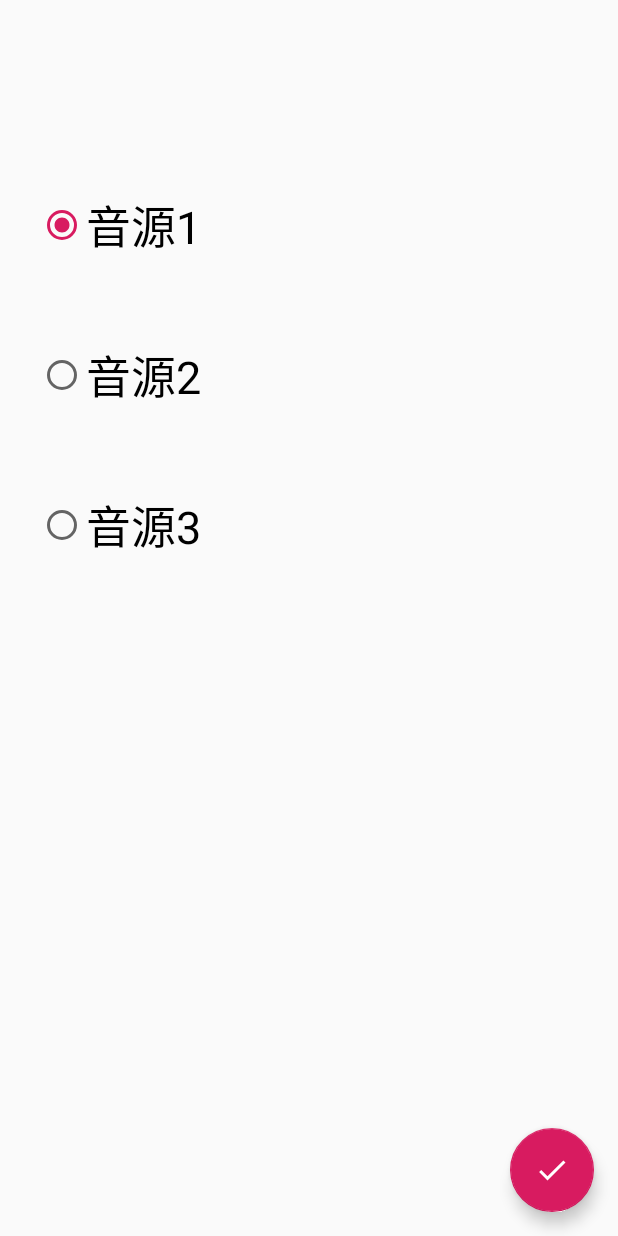
After one commit to akkoIA/Sensor, an Android app: the MusicActivity screen opened directly, with no data from a screen before it, on a phone screen of 412 x 824 dp. The commit adds this screen. Run offline under Robolectric (Android 15) with nearby library versions, the phone set to English and light mode, and no system bars.

Commit message:
音源画面完成

```diff
--- a/app/build.gradle
+++ b/app/build.gradle
@@ -25,10 +25,11 @@ android {
 
 dependencies {
     implementation fileTree(dir: 'libs', include: ['*.jar'])
-    implementation"org.jetbrains.kotlin:kotlin-stdlib-jdk7:$kotlin_version"
+    implementation "org.jetbrains.kotlin:kotlin-stdlib-jdk7:$kotlin_version"
     implementation 'androidx.appcompat:appcompat:1.0.2'
     implementation 'androidx.core:core-ktx:1.0.2'
     implementation 'androidx.constraintlayout:constraintlayout:1.1.3'
+    implementation 'com.google.android.material:material:1.0.0'
     testImplementation 'junit:junit:4.12'
     androidTestImplementation 'androidx.test:runner:1.1.1'
     androidTestImplementation 'androidx.test.espresso:espresso-core:3.1.1'
--- a/app/src/main/AndroidManifest.xml
+++ b/app/src/main/AndroidManifest.xml
@@ -9,6 +9,10 @@
         android:roundIcon="@mipmap/ic_launcher_round"
         android:supportsRtl="true"
         android:theme="@style/AppTheme">
+        <activity
+            android:name=".MusicActivity"
+            android:label="@string/title_activity_music"
+            android:theme="@style/AppTheme.NoActionBar"></activity>
         <activity android:name=".MainActivity">
             <intent-filter>
                 <action android:name="android.intent.action.MAIN" />
--- /dev/null
+++ b/app/src/main/java/com/example/sensor/MusicActivity.kt
@@ -0,0 +1,12 @@
+package com.example.sensor
+
+import androidx.appcompat.app.AppCompatActivity
+import android.os.Bundle
+
+class MusicActivity : AppCompatActivity() {
+
+    override fun onCreate(savedInstanceState: Bundle?) {
+        super.onCreate(savedInstanceState)
+        setContentView(R.layout.activity_music)
+    }
+}
--- /dev/null
+++ b/app/src/main/res/drawable/ic_check_black_24dp.xml
@@ -0,0 +1,5 @@
+<vector android:height="24dp" android:tint="#FFFFFF"
+    android:viewportHeight="24.0" android:viewportWidth="24.0"
+    android:width="24dp" xmlns:android="http://schemas.android.com/apk/res/android">
+    <path android:fillColor="#FF000000" android:pathData="M9,16.17L4.83,12l-1.42,1.41L9,19 21,7l-1.41,-1.41z"/>
+</vector>
--- /dev/null
+++ b/app/src/main/res/layout/activity_music.xml
@@ -0,0 +1,53 @@
+<?xml version="1.0" encoding="utf-8"?>
+<androidx.constraintlayout.widget.ConstraintLayout xmlns:android="http://schemas.android.com/apk/res/android"
+    xmlns:app="http://schemas.android.com/apk/res-auto"
+    xmlns:tools="http://schemas.android.com/tools"
+    android:layout_width="match_parent"
+    android:layout_height="match_parent"
+    tools:context=".MusicActivity">
+
+    <com.google.android.material.floatingactionbutton.FloatingActionButton
+        android:id="@+id/floatingActionButton4"
+        android:layout_width="wrap_content"
+        android:layout_height="wrap_content"
+        android:layout_marginEnd="16dp"
+        android:layout_marginRight="16dp"
+        android:layout_marginBottom="16dp"
+        android:clickable="true"
+        app:layout_constraintBottom_toBottomOf="parent"
+        app:layout_constraintEnd_toEndOf="parent"
+        app:srcCompat="@drawable/ic_check_black_24dp" />
+
+    <RadioGroup
+        android:layout_width="300dp"
+        android:layout_height="300dp"
+        android:layout_marginStart="25dp"
+        android:layout_marginLeft="25dp"
+        android:layout_marginTop="100dp"
+        app:layout_constraintStart_toStartOf="parent"
+        app:layout_constraintTop_toTopOf="parent">
+
+        <RadioButton
+            android:id="@+id/radioButton"
+            android:layout_width="match_parent"
+            android:layout_height="100dp"
+            android:checked="true"
+            android:text="音源1"
+            android:textSize="30sp" />
+
+        <RadioButton
+            android:id="@+id/radioButton2"
+            android:layout_width="match_parent"
+            android:layout_height="100dp"
+            android:text="音源2"
+            android:textSize="30sp" />
+
+        <RadioButton
+            android:id="@+id/radioButton3"
+            android:layout_width="match_parent"
+            android:layout_height="100dp"
+            android:text="音源3"
+            android:textSize="30sp" />
+    </RadioGroup>
+
+</androidx.constraintlayout.widget.ConstraintLayout>
--- /dev/null
+++ b/app/src/main/res/values/dimens.xml
@@ -0,0 +1,3 @@
+<resources>
+    <dimen name="fab_margin">16dp</dimen>
+</resources>
--- a/app/src/main/res/values/strings.xml
+++ b/app/src/main/res/values/strings.xml
@@ -1,3 +1,4 @@
 <resources>
     <string name="app_name">Sensor</string>
+    <string name="title_activity_music">MusicActivity</string>
 </resources>
--- a/app/src/main/res/values/styles.xml
+++ b/app/src/main/res/values/styles.xml
@@ -8,4 +8,13 @@
         <item name="colorAccent">@color/colorAccent</item>
     </style>
 
+    <style name="AppTheme.NoActionBar">
+        <item name="windowActionBar">false</item>
+        <item name="windowNoTitle">true</item>
+    </style>
+
+    <style name="AppTheme.AppBarOverlay" parent="ThemeOverlay.AppCompat.Dark.ActionBar" />
+
+    <style name="AppTheme.PopupOverlay" parent="ThemeOverlay.AppCompat.Light" />
+
 </resources>
```
